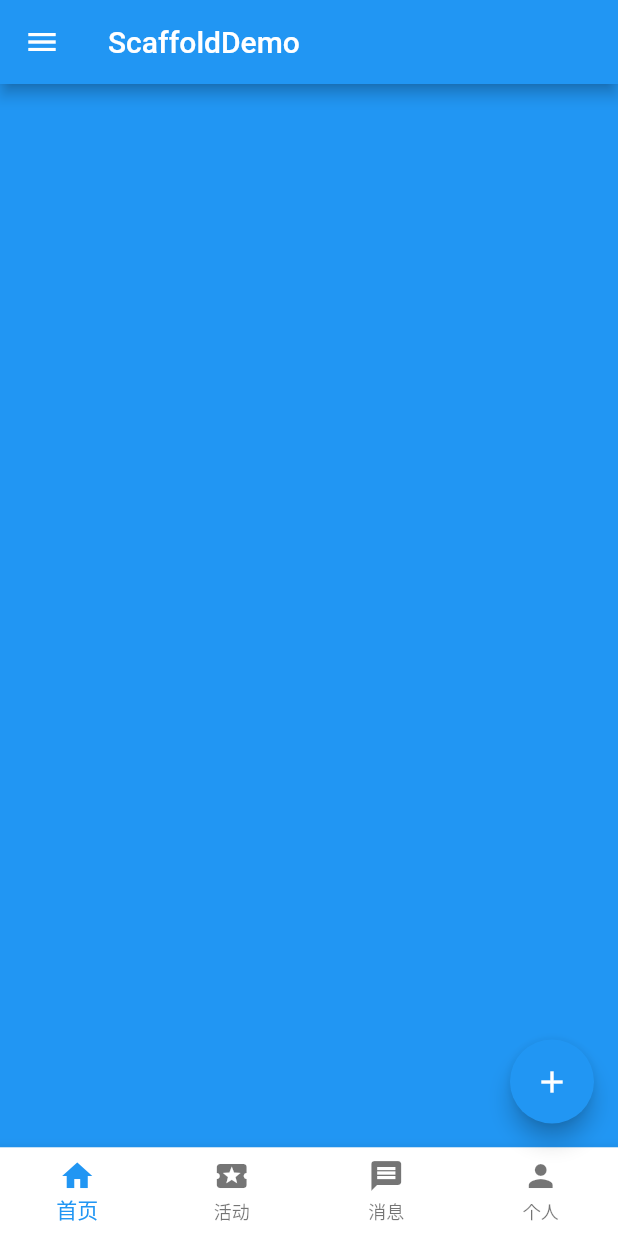
After one commit to r17171709/StudyDemo, a Flutter app: the ScaffoldDemo screen opened directly, on a phone screen of 412 x 824 dp. The commit adds this screen. Run offline on Flutter 3.47's test engine with Material 2 defaults, Android fonts, the phone set to English and light mode, and no system bars; our stand-ins replace dio, flutter_screenutil, hex, image_picker.

Commit message:
Flutter Demo合集

```diff
--- /dev/null
+++ b/flutter_demo/lib/basic_widgets/ScaffoldDemo.dart
@@ -0,0 +1,65 @@
+import 'package:flutter/material.dart';
+import 'package:flutter_demo/demo1/widget7/BottomNavigationBarDemo.dart';
+
+// Scaffold实现了基本的Material Design布局结构，比如抽屉（Drawers）、SnackBars、以及BottomSheets。
+
+void main() {
+  runApp(new MyScaffoldAppDemo());
+}
+
+class MyScaffoldAppDemo extends StatelessWidget {
+  @override
+  Widget build(BuildContext context) {
+    return new MaterialApp(
+      title: "MyScaffoldAppDemo",
+      theme: new ThemeData(primarySwatch: Colors.red),
+      home: new ScaffoldDemo(),
+    );
+  }
+}
+
+class ScaffoldDemo extends StatefulWidget {
+  final GlobalKey<ScaffoldState> _globalKey = new GlobalKey<ScaffoldState>();
+
+  @override
+  State<StatefulWidget> createState() {
+    return new _ScaffoldDemoState();
+  }
+}
+
+class _ScaffoldDemoState extends State<ScaffoldDemo> {
+  @override
+  Widget build(BuildContext context) {
+    return new Scaffold(
+      key: widget._globalKey,
+      appBar: new AppBar(
+        title: new Text("ScaffoldDemo"),
+      ),
+      floatingActionButton: new FloatingActionButton(
+        onPressed: () {
+          widget._globalKey.currentState.openDrawer();
+        },
+        child: new Icon(Icons.add),
+      ),
+      bottomNavigationBar: new BottomNavigationBarDemo(),
+      drawer: new Drawer(
+        // 使用Column包裹一层，这样尺寸就不会不受约束了
+        child: new Column(
+          children: <Widget>[
+            new Image.network(
+              "http://g.hiphotos.baidu.com/image/h%3D300/sign=5cdfa7cca5d3fd1f2909a43a004f25ce/d833c895d143ad4b0f4772228f025aafa50f06e2.jpg",
+              fit: BoxFit.cover,
+              height: 200,
+              width: double.infinity,
+            )
+          ],
+        ),
+      ),
+      body: new Center(
+        child: new Container(
+          color: Colors.blue,
+        ),
+      ),
+    );
+  }
+}
--- a/flutter_demo/lib/demo1/widget7/BottomNavigationBarDemo.dart
+++ b/flutter_demo/lib/demo1/widget7/BottomNavigationBarDemo.dart
@@ -29,8 +29,6 @@ class MyBottomNavigationBarAppDemo extends StatelessWidget {
 }
 
 class BottomNavigationBarDemo extends StatefulWidget {
-  int index = 0;
-
   @override
   State<StatefulWidget> createState() {
     return new _BottomNavigationBarDemoState();
@@ -38,17 +36,19 @@ class BottomNavigationBarDemo extends StatefulWidget {
 }
 
 class _BottomNavigationBarDemoState extends State<BottomNavigationBarDemo> {
+  int currentIndex = 0;
+
   @override
   Widget build(BuildContext context) {
     return new Theme(
         data: Theme.of(context).copyWith(
-            // 此处为BottomNavigationBar的背景色
+          // 此处为BottomNavigationBar的背景色
             canvasColor: Colors.white,
             textTheme: Theme.of(context).textTheme.copyWith(
-                  caption: new TextStyle(
-                      // 未被选中的文字颜色
-                      color: Colors.grey),
-                )),
+              caption: new TextStyle(
+                // 未被选中的文字颜色
+                  color: Colors.grey),
+            )),
         child: new BottomNavigationBar(
           items: <BottomNavigationBarItem>[
             new BottomNavigationBarItem(
@@ -62,14 +62,15 @@ class _BottomNavigationBarDemoState extends State<BottomNavigationBarDemo> {
           ],
           onTap: (index) {
             setState(() {
-              widget.index = index;
+              currentIndex = index;
             });
           },
           // 选中的颜色
           fixedColor: Colors.blue,
+          // BottomNavigationBar的展现样式。一定要设置
           type: BottomNavigationBarType.fixed,
           // 默认选中页
-          currentIndex: widget.index,
+          currentIndex: currentIndex,
           // 图片尺寸
           iconSize: 24,
         ));
```
Also changed, not shown: flutter_demo/lib/demo1/widget8/AppBarDemo.dart (added, +104 -0 lines).
